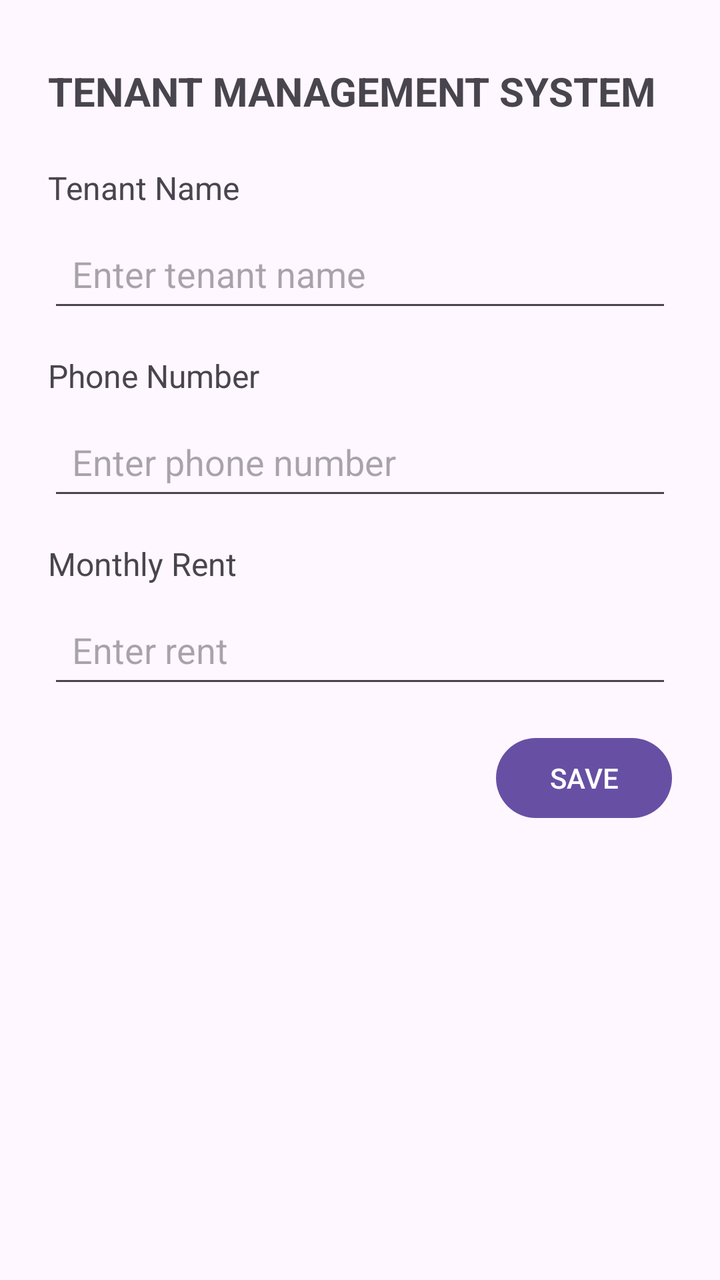
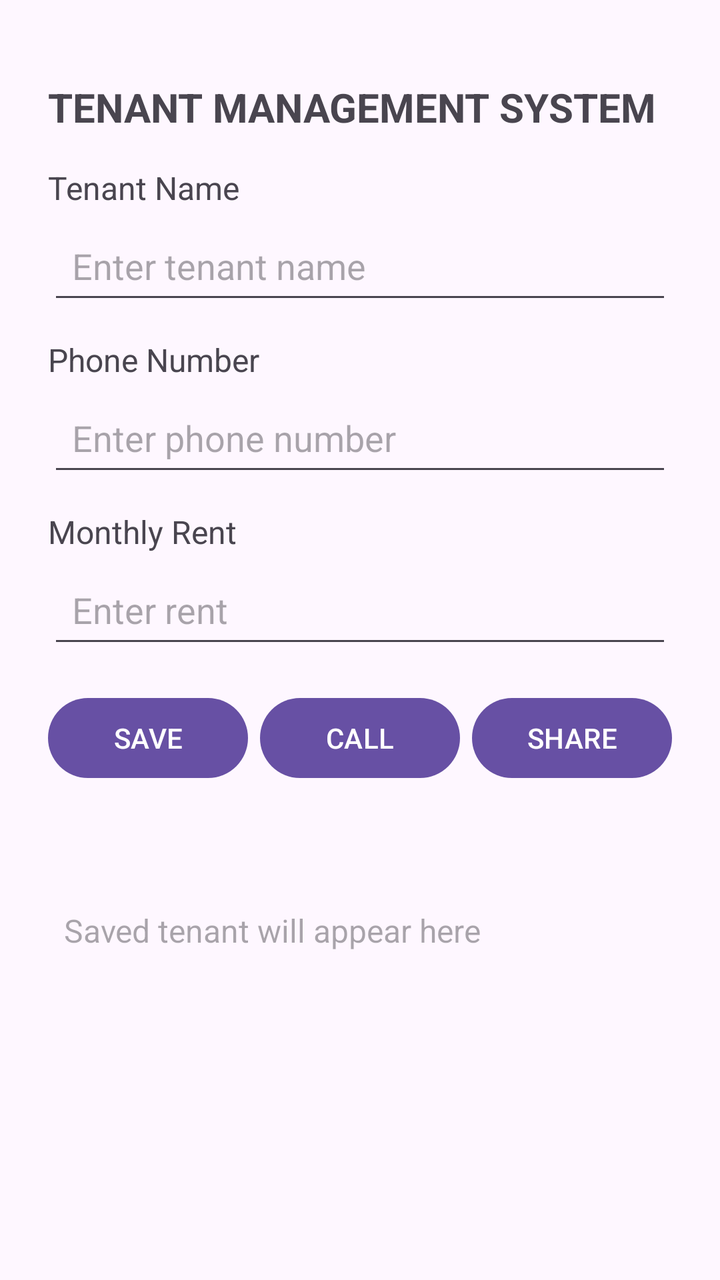

Before-and-after screenshots of an Android layout around one commit, followed by the original layout XML and the change that was made.
<!-- AndroidManifest.xml: application theme Theme.TenantMangementSystem -->
<!-- res/layout/activity_main.xml -->
<?xml version="1.0" encoding="utf-8"?>
<layout xmlns:android="http://schemas.android.com/apk/res/android"
    xmlns:app="http://schemas.android.com/apk/res-auto">

    <data>
        <variable
            name="tenant"
            type="com.example.tenantmangementsystem.Tenant" />
    </data>

    <androidx.constraintlayout.widget.ConstraintLayout
        android:layout_width="match_parent"
        android:layout_height="match_parent">

        <TextView
            android:id="@+id/titleTextView"
            android:layout_width="0dp"
            android:layout_height="wrap_content"
            android:layout_marginStart="24dp"
            android:layout_marginTop="32dp"
            android:layout_marginEnd="24dp"
            android:text="TENANT MANAGEMENT SYSTEM"
            android:textSize="20sp"
            android:textStyle="bold"
            app:layout_constraintEnd_toEndOf="parent"
            app:layout_constraintStart_toStartOf="parent"
            app:layout_constraintTop_toTopOf="parent" />

        <TextView
            android:id="@+id/tenantNameLabel"
            android:layout_width="wrap_content"
            android:layout_height="wrap_content"
            android:layout_marginStart="24dp"
            android:layout_marginTop="24dp"
            android:text="Tenant Name"
            android:textSize="16sp"
            app:layout_constraintStart_toStartOf="parent"
            app:layout_constraintTop_toBottomOf="@id/titleTextView" />

        <EditText
            android:id="@+id/tenantNameEditText"
            android:layout_width="0dp"
            android:layout_height="wrap_content"
            android:layout_marginStart="24dp"
            android:layout_marginTop="8dp"
            android:layout_marginEnd="24dp"
            android:hint="Enter tenant name"
            android:inputType="textPersonName"
            android:minHeight="48dp"
            android:padding="12dp"
            app:layout_constraintEnd_toEndOf="parent"
            app:layout_constraintStart_toStartOf="parent"
            app:layout_constraintTop_toBottomOf="@id/tenantNameLabel" />

        <TextView
            android:id="@+id/phoneLabel"
            android:layout_width="wrap_content"
            android:layout_height="wrap_content"
            android:layout_marginStart="24dp"
            android:layout_marginTop="16dp"
            android:text="Phone Number"
            android:textSize="16sp"
            app:layout_constraintStart_toStartOf="parent"
            app:layout_constraintTop_toBottomOf="@id/tenantNameEditText" />

        <EditText
            android:id="@+id/phoneEditText"
            android:layout_width="0dp"
            android:layout_height="wrap_content"
            android:layout_marginStart="24dp"
            android:layout_marginTop="8dp"
            android:layout_marginEnd="24dp"
            android:hint="Enter phone number"
            android:inputType="phone"
            android:minHeight="48dp"
            android:padding="12dp"
            app:layout_constraintEnd_toEndOf="parent"
            app:layout_constraintStart_toStartOf="parent"
            app:layout_constraintTop_toBottomOf="@id/phoneLabel" />

        <TextView
            android:id="@+id/rentLabel"
            android:layout_width="wrap_content"
            android:layout_height="wrap_content"
            android:layout_marginStart="24dp"
            android:layout_marginTop="16dp"
            android:text="Monthly Rent"
            android:textSize="16sp"
            app:layout_constraintStart_toStartOf="parent"
            app:layout_constraintTop_toBottomOf="@id/phoneEditText" />

        <EditText
            android:id="@+id/rentEditText"
            android:layout_width="0dp"
            android:layout_height="wrap_content"
            android:layout_marginStart="24dp"
            android:layout_marginTop="8dp"
            android:layout_marginEnd="24dp"
            android:hint="Enter rent"
            android:inputType="numberDecimal"
            android:minHeight="48dp"
            android:padding="12dp"
            app:layout_constraintEnd_toEndOf="parent"
            app:layout_constraintStart_toStartOf="parent"
            app:layout_constraintTop_toBottomOf="@id/rentLabel" />

        <Button
            android:id="@+id/saveButton"
            android:layout_width="wrap_content"
            android:layout_height="wrap_content"
            android:layout_marginTop="16dp"
            android:layout_marginEnd="24dp"
            android:text="SAVE"
            app:layout_constraintEnd_toEndOf="parent"
            app:layout_constraintTop_toBottomOf="@id/rentEditText" />

        <TextView
            android:id="@+id/namePreviewTextView"
            android:layout_width="0dp"
            android:layout_height="wrap_content"
            android:layout_marginStart="24dp"
            android:layout_marginTop="24dp"
            android:layout_marginEnd="24dp"
            android:text="@{tenant.name}"
            android:textSize="24sp"
            android:textStyle="bold"
            app:layout_constraintEnd_toEndOf="parent"
            app:layout_constraintStart_toStartOf="parent"
            app:layout_constraintTop_toBottomOf="@id/saveButton" />

        <TextView
            android:id="@+id/tenantResultTextView"
            android:layout_width="0dp"
            android:layout_height="wrap_content"
            android:layout_marginStart="24dp"
            android:layout_marginTop="188dp"
            android:layout_marginEnd="24dp"
            android:hint="Saved tenant will appear here"
            android:padding="16dp"
            android:text="@{tenant.summary()}"
            android:textSize="18sp"
            app:layout_constraintEnd_toEndOf="parent"
            app:layout_constraintHorizontal_bias="0.0"
            app:layout_constraintStart_toStartOf="parent"
            app:layout_constraintTop_toBottomOf="@id/namePreviewTextView" />

    </androidx.constraintlayout.widget.ConstraintLayout>
</layout>
<!-- resources referenced by this layout -->
<resources>
  <style name="Theme.TenantMangementSystem" parent="Base.Theme.TenantMangementSystem" />
  <style name="Base.Theme.TenantMangementSystem" parent="Theme.Material3.DayNight.NoActionBar">
          
          
      </style>
</resources>

<!-- the commit's change to res/layout/activity_main.xml (unified diff, before → after) -->
@@ -10,15 +10,14 @@
 
     <androidx.constraintlayout.widget.ConstraintLayout
         android:layout_width="match_parent"
-        android:layout_height="match_parent">
+        android:layout_height="match_parent"
+        android:padding="24dp">
 
         <TextView
             android:id="@+id/titleTextView"
             android:layout_width="0dp"
             android:layout_height="wrap_content"
-            android:layout_marginStart="24dp"
-            android:layout_marginTop="32dp"
-            android:layout_marginEnd="24dp"
+            android:layout_marginTop="16dp"
             android:text="TENANT MANAGEMENT SYSTEM"
             android:textSize="20sp"
             android:textStyle="bold"
@@ -30,8 +29,7 @@
             android:id="@+id/tenantNameLabel"
             android:layout_width="wrap_content"
             android:layout_height="wrap_content"
-            android:layout_marginStart="24dp"
-            android:layout_marginTop="24dp"
+            android:layout_marginTop="16dp"
             android:text="Tenant Name"
             android:textSize="16sp"
             app:layout_constraintStart_toStartOf="parent"
@@ -41,9 +39,7 @@
             android:id="@+id/tenantNameEditText"
             android:layout_width="0dp"
             android:layout_height="wrap_content"
-            android:layout_marginStart="24dp"
-            android:layout_marginTop="8dp"
-            android:layout_marginEnd="24dp"
+            android:layout_marginTop="4dp"
             android:hint="Enter tenant name"
             android:inputType="textPersonName"
             android:minHeight="48dp"
@@ -56,8 +52,7 @@
             android:id="@+id/phoneLabel"
             android:layout_width="wrap_content"
             android:layout_height="wrap_content"
-            android:layout_marginStart="24dp"
-            android:layout_marginTop="16dp"
+            android:layout_marginTop="12dp"
             android:text="Phone Number"
             android:textSize="16sp"
             app:layout_constraintStart_toStartOf="parent"
@@ -67,9 +62,7 @@
             android:id="@+id/phoneEditText"
             android:layout_width="0dp"
             android:layout_height="wrap_content"
-            android:layout_marginStart="24dp"
-            android:layout_marginTop="8dp"
-            android:layout_marginEnd="24dp"
+            android:layout_marginTop="4dp"
             android:hint="Enter phone number"
             android:inputType="phone"
             android:minHeight="48dp"
@@ -82,8 +75,7 @@
             android:id="@+id/rentLabel"
             android:layout_width="wrap_content"
             android:layout_height="wrap_content"
-            android:layout_marginStart="24dp"
-            android:layout_marginTop="16dp"
+            android:layout_marginTop="12dp"
             android:text="Monthly Rent"
             android:textSize="16sp"
             app:layout_constraintStart_toStartOf="parent"
@@ -93,9 +85,7 @@
             android:id="@+id/rentEditText"
             android:layout_width="0dp"
             android:layout_height="wrap_content"
-            android:layout_marginStart="24dp"
-            android:layout_marginTop="8dp"
-            android:layout_marginEnd="24dp"
+            android:layout_marginTop="4dp"
             android:hint="Enter rent"
             android:inputType="numberDecimal"
             android:minHeight="48dp"
@@ -104,43 +94,65 @@
             app:layout_constraintStart_toStartOf="parent"
             app:layout_constraintTop_toBottomOf="@id/rentLabel" />
 
-        <Button
-            android:id="@+id/saveButton"
-            android:layout_width="wrap_content"
+        <LinearLayout
+            android:id="@+id/buttonLayout"
+            android:layout_width="0dp"
             android:layout_height="wrap_content"
             android:layout_marginTop="16dp"
-            android:layout_marginEnd="24dp"
-            android:text="SAVE"
+            android:orientation="horizontal"
             app:layout_constraintEnd_toEndOf="parent"
-            app:layout_constraintTop_toBottomOf="@id/rentEditText" />
+            app:layout_constraintStart_toStartOf="parent"
+            app:layout_constraintTop_toBottomOf="@id/rentEditText">
+
+            <Button
+                android:id="@+id/saveButton"
+                android:layout_width="0dp"
+                android:layout_height="wrap_content"
+                android:layout_weight="1"
+                android:layout_marginEnd="4dp"
+                android:text="SAVE" />
+
+            <Button
+                android:id="@+id/callButton"
+                android:layout_width="0dp"
+                android:layout_height="wrap_content"
+                android:layout_weight="1"
+                android:layout_marginStart="2dp"
+                android:layout_marginEnd="2dp"
+                android:text="CALL" />
+
+            <Button
+                android:id="@+id/shareButton"
+                android:layout_width="0dp"
+                android:layout_height="wrap_content"
+                android:layout_weight="1"
+                android:layout_marginStart="4dp"
+                android:text="SHARE" />
+
+        </LinearLayout>
 
         <TextView
             android:id="@+id/namePreviewTextView"
             android:layout_width="0dp"
             android:layout_height="wrap_content"
-            android:layout_marginStart="24dp"
-            android:layout_marginTop="24dp"
-            android:layout_marginEnd="24dp"
+            android:layout_marginTop="16dp"
             android:text="@{tenant.name}"
-            android:textSize="24sp"
+            android:textSize="22sp"
             android:textStyle="bold"
             app:layout_constraintEnd_toEndOf="parent"
             app:layout_constraintStart_toStartOf="parent"
-            app:layout_constraintTop_toBottomOf="@id/saveButton" />
+            app:layout_constraintTop_toBottomOf="@id/buttonLayout" />
 
         <TextView
             android:id="@+id/tenantResultTextView"
             android:layout_width="0dp"
             android:layout_height="wrap_content"
-            android:layout_marginStart="24dp"
-            android:layout_marginTop="188dp"
-            android:layout_marginEnd="24dp"
+            android:layout_marginTop="8dp"
             android:hint="Saved tenant will appear here"
-            android:padding="16dp"
+            android:padding="8dp"
             android:text="@{tenant.summary()}"
-            android:textSize="18sp"
+            android:textSize="16sp"
             app:layout_constraintEnd_toEndOf="parent"
-            app:layout_constraintHorizontal_bias="0.0"
             app:layout_constraintStart_toStartOf="parent"
             app:layout_constraintTop_toBottomOf="@id/namePreviewTextView" />
 
